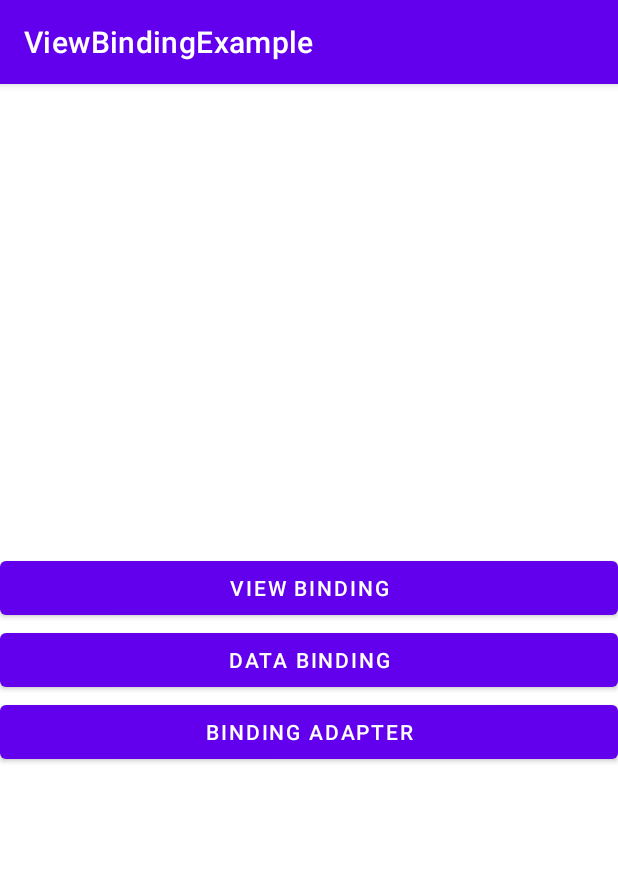
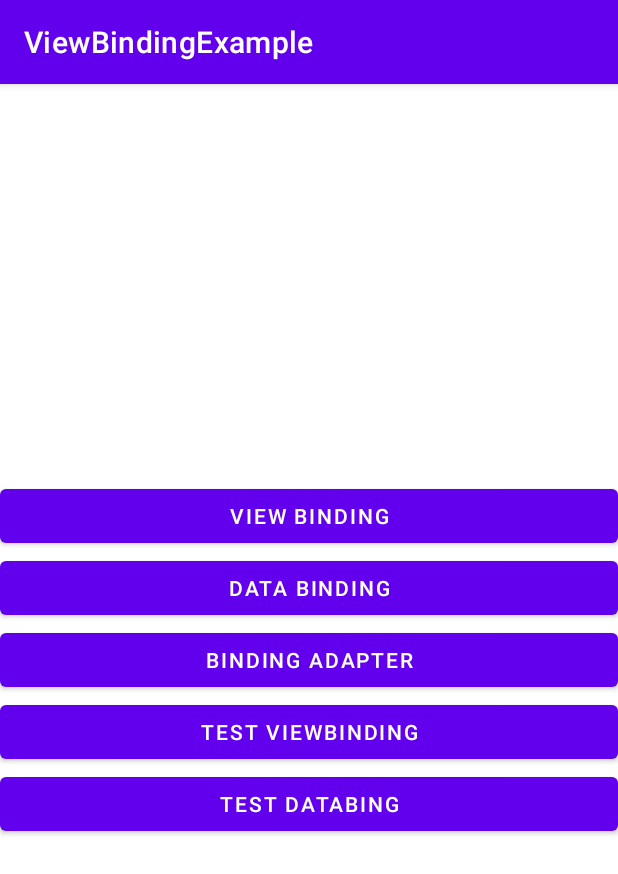
Before and after one commit to biplane1989/ViewBindingExample, an Android app: the screen it shows after launch (MainActivity), on a phone screen of 412 x 824 dp. Shown: the top 874 px of the screen. Run offline under Robolectric (Android 15) with nearby library versions, the phone set to English and light mode, and no system bars.

Commit message:
update 12_25

```diff
--- a/app/src/main/java/com/example/viewbindingexample/HomeFragment.kt
+++ b/app/src/main/java/com/example/viewbindingexample/HomeFragment.kt
@@ -36,6 +36,16 @@ class HomeFragment : Fragment() {
             val action = HomeFragmentDirections.actionHomeFragmentToBindingAdapterFragment()
             findNavController().navigate(action)
         })
+
+        binding.btnTestViewbinding.setOnClickListener(View.OnClickListener {
+            val action = HomeFragmentDirections.actionHomeFragmentToTestViewBinding()
+            findNavController().navigate(action)
+        })
+
+        binding.btnTestBinding2.setOnClickListener(View.OnClickListener {
+            val action = HomeFragmentDirections.actionHomeFragmentToTestBinding2()
+            findNavController().navigate(action)
+        })
     }
 
     override fun onDestroyView() {
--- a/app/src/main/java/com/example/viewbindingexample/databinding/MyObservable.kt
+++ b/app/src/main/java/com/example/viewbindingexample/databinding/MyObservable.kt
@@ -19,6 +19,8 @@ class MyObservable() : BaseObservable() {
         if (data.equals("abc")) {
             this._title = "new abc"
         }
+
+        Log.d("TAG1", "setTitle: data : "+ data)
         notifyPropertyChanged(BR.title)
         Log.d("TAG", "setTitle: tow way binding")
     }
--- a/app/src/main/res/layout/fragment_home.xml
+++ b/app/src/main/res/layout/fragment_home.xml
@@ -24,4 +24,16 @@
         android:layout_width="match_parent"
         android:layout_height="wrap_content"
         android:text="binding adapter" />
+
+    <Button
+        android:id="@+id/btn_test_viewbinding"
+        android:layout_width="match_parent"
+        android:layout_height="wrap_content"
+        android:text="test viewbinding" />
+
+    <Button
+        android:id="@+id/btn_test_binding2"
+        android:layout_width="match_parent"
+        android:layout_height="wrap_content"
+        android:text="test databing" />
 </LinearLayout>
--- a/app/src/main/res/navigation/nav_host.xml
+++ b/app/src/main/res/navigation/nav_host.xml
@@ -24,6 +24,12 @@
         <action
             android:id="@+id/action_homeFragment_to_bindingAdapterFragment"
             app:destination="@id/bindingAdapterFragment" />
+        <action
+            android:id="@+id/action_homeFragment_to_testViewBinding"
+            app:destination="@id/testViewBinding" />
+        <action
+            android:id="@+id/action_homeFragment_to_testBinding2"
+            app:destination="@id/testBinding2" />
     </fragment>
     <fragment
         android:id="@+id/dataBindingFragment"
@@ -35,4 +41,14 @@
         android:name="com.example.viewbindingexample.bindingadapter.BindingAdapterFragment"
         android:label="fragment_binding_adapter"
         tools:layout="@layout/fragment_binding_adapter" />
+    <fragment
+        android:id="@+id/testViewBinding"
+        android:name="com.example.viewbindingexample.test.TestViewBinding"
+        android:label="fragment_test_view_binding"
+        tools:layout="@layout/fragment_test_view_binding" />
+    <fragment
+        android:id="@+id/testBinding2"
+        android:name="com.example.viewbindingexample.TestBinding2"
+        android:label="fragment_test_binding2"
+        tools:layout="@layout/fragment_test_binding2" />
 </navigation>
```
Also changed, not shown: app/src/main/java/com/example/viewbindingexample/TestBinding2.kt (added, +55 -0 lines), app/src/main/java/com/example/viewbindingexample/bindingadapter/BindingAdapter.kt (+7 -7 lines), app/src/main/java/com/example/viewbindingexample/test/BindingMethodTest.kt (added, +8 -0 lines), app/src/main/java/com/example/viewbindingexample/test/MyTest.kt (added, +9 -0 lines), app/src/main/java/com/example/viewbindingexample/test/TestAdapter.kt (added, +43 -0 lines), app/src/main/java/com/example/viewbindingexample/test/TestViewBinding.kt (added, +41 -0 lines), app/src/main/java/com/example/viewbindingexample/test/TestViewModel.kt (added, +30 -0 lines), app/src/main/res/layout/fragment_test_binding2.xml (added, +56 -0 lines), app/src/main/res/layout/fragment_test_view_binding.xml (added, +81 -0 lines).
